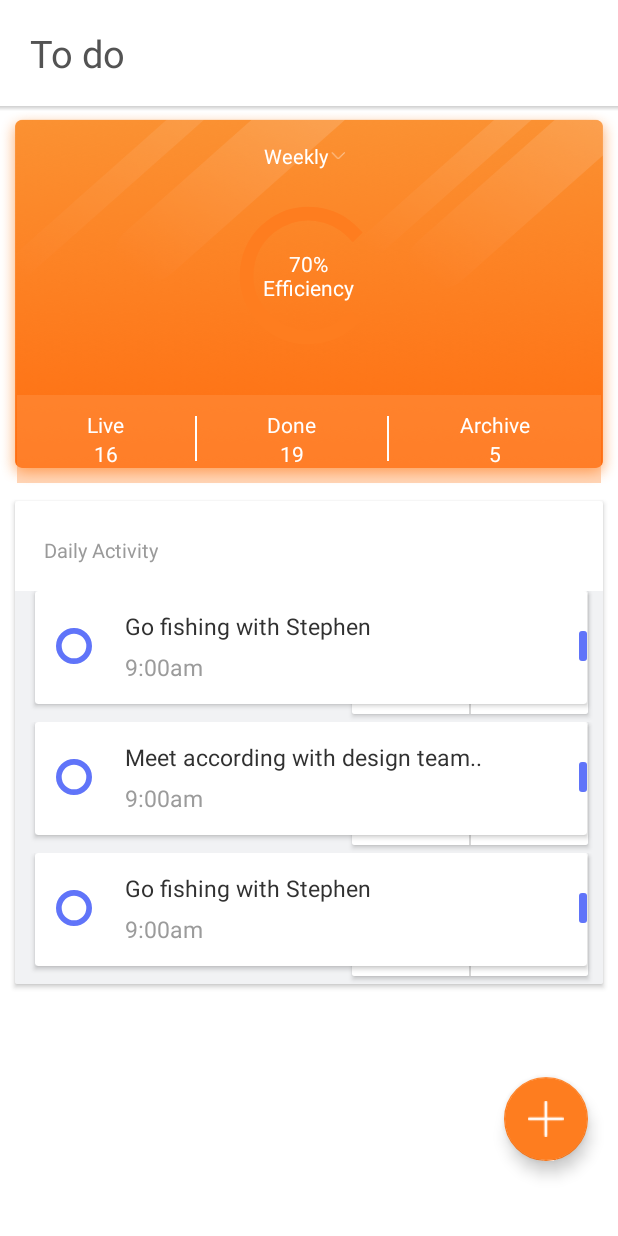
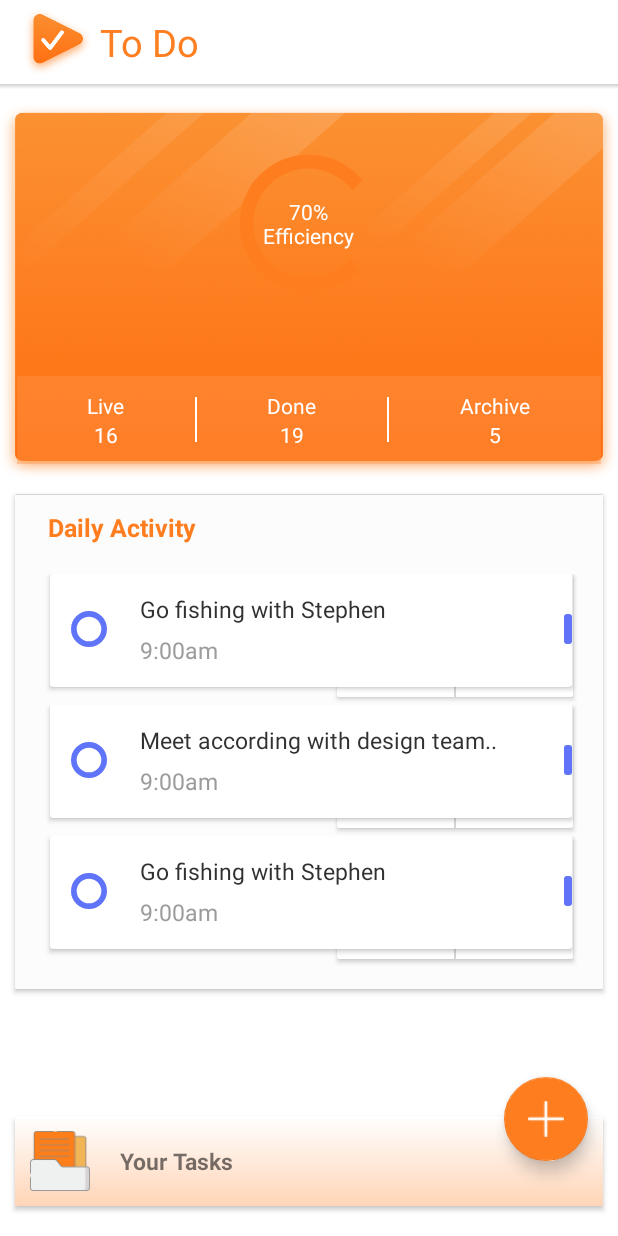
Before and after one commit to tamanna-bhatt/To_Do, an Android app: the Home_Todo screen opened directly, with no data from a screen before it, on a phone screen of 412 x 824 dp. Run offline under Robolectric (Android 15) with nearby library versions, the phone set to English and light mode, and no system bars; libraries missing offline, so code that uses them is left out: az.plainpie, com.mikhaellopez.circularprogressbar; plain views replace CircularProgressBar; 4 statements that could not run were skipped.

Commit message:
task button added for going on today's task

```diff
--- a/app/src/main/java/e/wolfsoft1/todo_app/Home_Todo.java
+++ b/app/src/main/java/e/wolfsoft1/todo_app/Home_Todo.java
@@ -12,6 +12,7 @@ import android.support.v7.widget.helper.ItemTouchHelper;
 import android.view.View;
 import android.widget.ArrayAdapter;
 import android.widget.Button;
+import android.widget.FrameLayout;
 import android.widget.Spinner;
 
 import com.mikhaellopez.circularprogressbar.CircularProgressBar;
@@ -30,8 +31,9 @@ import static java.security.AccessController.getContext;
 public class Home_Todo extends AppCompatActivity {
 
     PieView pieView;
-    Spinner sp_car_name1;
+
     FloatingActionButton add;
+    FrameLayout frameButton;
     CircularProgressBar circularProgressBar;
     private MainRecyclerAdapter mAdapter;
     public ItemTouchHelperExtension mItemTouchHelper;
@@ -49,6 +51,16 @@ public class Home_Todo extends AppCompatActivity {
         super.onCreate(savedInstanceState);
         setContentView(R.layout.activity_home__todo);
         add = (FloatingActionButton)findViewById(R.id.add);
+        frameButton =(FrameLayout)findViewById(R.id.frameButton);
+
+        frameButton.setOnClickListener(new View.OnClickListener() {
+            @Override
+            public void onClick(View view) {
+                Intent i = new Intent(Home_Todo.this , Today_task_todo.class);
+                startActivity(i);
+
+            }
+        });
 
         add.setOnClickListener(new View.OnClickListener() {
             @Override
@@ -103,16 +115,10 @@ public class Home_Todo extends AppCompatActivity {
 //        pieView.setTextColor(getResources().getColor(R.color.customColor12));
 
 
-        sp_car_name1 = findViewById(R.id.sp_car_name1);
-//        sp_car_model = (Spinner)view.findViewById(R.id.sp_car_model);
+
 //
-        List<String> list = new ArrayList<String>();
-        list.add("Weekly ");
-        list.add("Monthly ");
-        list.add("Yearly");
 
-        ArrayAdapter<String> dataAdapter = new ArrayAdapter<String>(Home_Todo.this, R.layout.spinner, R.id.spinner_text, list);
-        sp_car_name1.setAdapter(dataAdapter);
+
 
         recyclerView = findViewById(R.id.recycler1);
         RecyclerView.LayoutManager layoutManager = new LinearLayoutManager(Home_Todo.this);
--- /dev/null
+++ b/app/src/main/res/drawable/gradient.xml
@@ -0,0 +1,9 @@
+<shape xmlns:android="http://schemas.android.com/apk/res/android" android:shape="rectangle" >
+    <gradient
+        android:startColor="#66ff964b"
+
+        android:endColor="#ffffff"
+        android:angle="90"/>
+
+
+</shape>
--- a/app/src/main/res/layout/activity_home__todo.xml
+++ b/app/src/main/res/layout/activity_home__todo.xml
@@ -23,27 +23,24 @@
             android:background="@drawable/shadow"
             android:orientation="vertical" />
 
-                <LinearLayout
+                <RelativeLayout
                     android:layout_width="match_parent"
                     android:layout_height="250dp"
+                    android:layout_marginTop="10dp"
                     android:background="@drawable/bg"
                     android:orientation="vertical">
 
-                    <Spinner
-                        android:id="@+id/sp_car_name1"
-                        android:layout_width="70dp"
-                        android:layout_height="40dp"
-                        android:layout_gravity="center"
-                        android:layout_marginTop="10dp"
-                        android:background="@drawable/spinner_file_white" />
+
 
 
                     <FrameLayout
                         android:layout_width="match_parent"
-                        android:layout_height="wrap_content">
+                        android:layout_height="wrap_content"
+                        android:layout_marginTop="20dp">
 
                         <com.mikhaellopez.circularprogressbar.CircularProgressBar
                             android:id="@+id/circle_progress"
+                            android:layout_marginTop="0dp"
                             android:layout_width="110dp"
                             android:layout_height="120dp"
                             android:layout_gravity="center"
@@ -68,6 +65,8 @@
                         android:layout_marginLeft="11dp"
                         android:layout_marginRight="11dp"
                         android:layout_marginTop="19dp"
+                        android:layout_marginBottom="10dp"
+                        android:layout_alignParentBottom="true"
                         android:background="#66ff964b"
                         android:orientation="horizontal"
                         android:paddingBottom="10dp"
@@ -163,36 +162,51 @@
 
                     </LinearLayout>
 
-                </LinearLayout>
+                </RelativeLayout>
+
         <android.support.v7.widget.CardView
             android:layout_width="match_parent"
-            android:layout_height="wrap_content"
-            app:cardCornerRadius="2dp"
-            android:elevation="0.1dp"
-            android:layout_margin="10dp">
+            android:layout_height="330dp"
+            app:cardElevation="2dp"
+            app:cardCornerRadius="1dp"
+            android:layout_margin="10dp"
+            android:background="#fcfcfc"
+            android:elevation="1dp"
+            >
             <LinearLayout
                 android:layout_width="match_parent"
+                android:layout_height="match_parent"
+                android:background="#fcfcfc"
+                android:orientation="vertical">
+                <View
+                    android:layout_width="match_parent"
+                    android:layout_height="0.4dp"
+                    android:paddingLeft="0.8dp"
+                    android:paddingRight="0.8dp"
+                    android:paddingTop="0.5dp"
+                    android:background="#d9d4d4"/>
+            <customfonts.MyTextView_Roboto_Bold
+                android:layout_marginTop="10dp"
+                android:layout_width="match_parent"
                 android:layout_height="wrap_content"
-                android:orientation="vertical">
-            <TextView
-                android:paddingTop="23dp"
-                android:layout_width="wrap_content"
-                android:layout_height="wrap_content"
-                android:layout_marginLeft="19.2dp"
+                android:layout_marginLeft="22.2dp"
                 android:layout_marginRight="15.4dp"
+                android:layout_marginBottom="10dp"
                 android:text="Daily Activity"
-                android:textColor="#9a9a9a"
-                android:textSize="13.4sp"/>
+                android:textColor="@color/orange"
+                android:textSize="16.4sp"/>
+
 
             <android.support.v7.widget.RecyclerView
                 android:id="@+id/recycler1"
-                android:paddingTop="18.3dp"
+                android:paddingTop="10.3dp"
                 android:clipToPadding="false"
                 android:layout_width="match_parent"
                 android:layout_height="wrap_content"/>
             </LinearLayout>
+        </android.support.v7.widget.CardView>
 
-        </android.support.v7.widget.CardView>
+
 
             </LinearLayout>
     <android.support.design.widget.FloatingActionButton
@@ -205,6 +219,41 @@
         android:layout_marginBottom="50dp"
         android:layout_marginRight="20dp" />
 
+    <FrameLayout
+        android:layout_width="match_parent"
+        android:layout_height="wrap_content"
+        android:id="@+id/frameButton"
+        android:layout_alignParentBottom="true"
+        android:layout_alignParentLeft="true"
+        android:layout_marginBottom="10dp">
+        <android.support.v7.widget.CardView
+            android:layout_width="match_parent"
+            android:layout_height="wrap_content"
+            android:layout_margin="10dp"
+            android:elevation="1dp"
+            app:cardCornerRadius="0.5dp">
+            <LinearLayout
+                android:layout_width="match_parent"
+                android:layout_height="match_parent"
+                android:background="@drawable/gradient"
+                android:orientation="horizontal"
+                android:padding="10dp">
+        <ImageView
+            android:layout_width="40dp"
+            android:layout_height="40dp"
+            android:src="@drawable/ic_document"/>
+                <customfonts.MyTextView_Roboto_Bold
+                    android:layout_width="wrap_content"
+                    android:layout_height="wrap_content"
+                    android:text="Your Tasks"
+                    android:textSize="15dp"
+                    android:layout_gravity="center_vertical"
+                    android:layout_marginLeft="20dp"/>
+            </LinearLayout>
+        </android.support.v7.widget.CardView>
+
+    </FrameLayout>
+
 
 
 </RelativeLayout>
--- a/app/src/main/res/layout/activity_today_task_todo.xml
+++ b/app/src/main/res/layout/activity_today_task_todo.xml
@@ -36,9 +36,8 @@
         android:layout_width="match_parent"
         android:layout_height="wrap_content"
         android:id="@+id/viewpager1"
-        android:background="#f5f5f5"
-        android:layout_marginTop="10dp"
-        android:layout_marginBottom="70dp"/>
+        android:background="#ffffff"
+        android:layout_marginTop="10dp" />
 
     </LinearLayout>
 
--- a/app/src/main/res/layout/list_item_main.xml
+++ b/app/src/main/res/layout/list_item_main.xml
@@ -3,7 +3,9 @@
     xmlns:app="http://schemas.android.com/apk/res-auto"
     android:layout_width="match_parent"
     android:layout_height="wrap_content"
-    android:background="#f1f2f4">
+    android:layout_marginLeft="10dp"
+    android:layout_marginRight="10dp"
+    android:background="#00000000 ">
 
     <LinearLayout
         android:layout_width="match_parent"
--- a/app/src/main/res/layout/toolbar_home.xml
+++ b/app/src/main/res/layout/toolbar_home.xml
@@ -10,23 +10,27 @@
     <LinearLayout
         android:layout_width="match_parent"
         android:layout_height="wrap_content"
-        android:orientation="horizontal"
-        android:layout_marginLeft="20dp"
-        android:paddingTop="18dp"
-        android:paddingBottom="18dp"
-        android:gravity="center">
-
-    <customfonts.MyTextView_Roboto_Regular
-        android:layout_width="wrap_content"
-        android:layout_height="wrap_content"
-        android:textColor="#535353"
-        android:text="To do "
-        android:layout_weight="1"
-        android:textSize="25sp"/>
+        android:layout_gravity="center"
+        android:orientation="horizontal">
 
 
+        <ImageView
+            android:layout_width="45dp"
+            android:layout_height="45dp"
+            android:src="@drawable/logo_todo" />
 
-</LinearLayout>
+        <customfonts.MyTextView_Roboto_Regular
+            android:layout_width="wrap_content"
+            android:layout_height="wrap_content"
+            android:layout_gravity="center"
+            android:layout_marginLeft="5dp"
+            android:text="To Do"
+            android:textColor="#fd7f21"
+            android:textSize="25sp" />
+
+
+    </LinearLayout>
+
 
 
 
```
Also changed, not shown: app/src/main/res/drawable-hdpi/ic_document.png (added), app/src/main/res/drawable-mdpi/ic_document.png (added), app/src/main/res/drawable-xhdpi/ic_document.png (added), app/src/main/res/drawable-xxhdpi/ic_document.png (added), app/src/main/res/drawable-xxxhdpi/ic_document.png (added), app/src/main/res/layout/todo_login_main.xml (indentation only).
